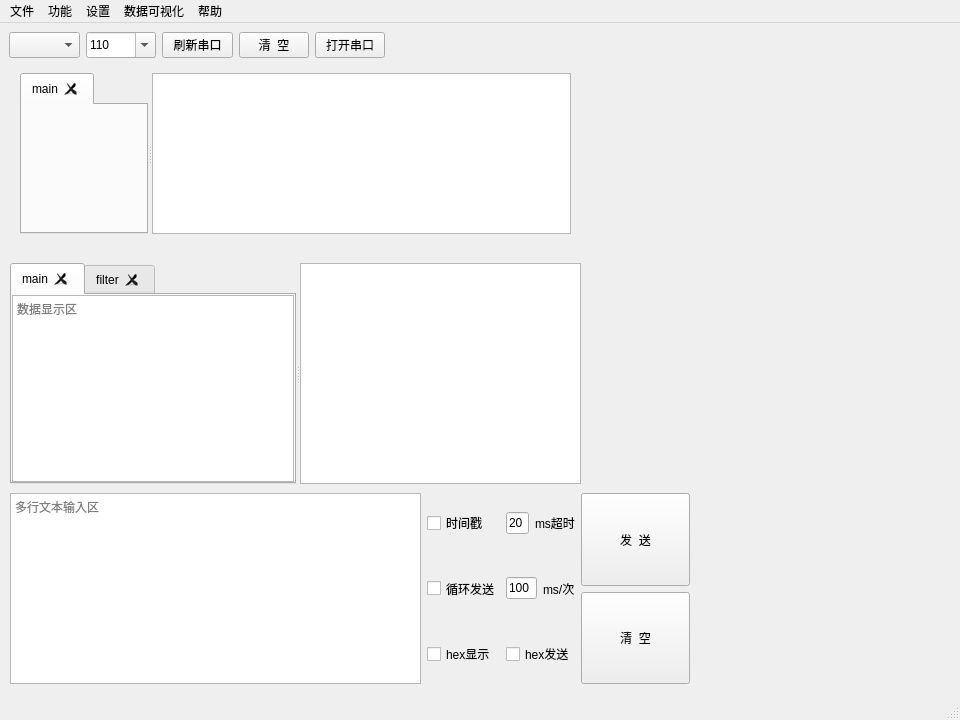
First picture: the form in ComAssistant/ui/mainwindow.ui, repository DukeHouse/ComAssistant, before the edit.
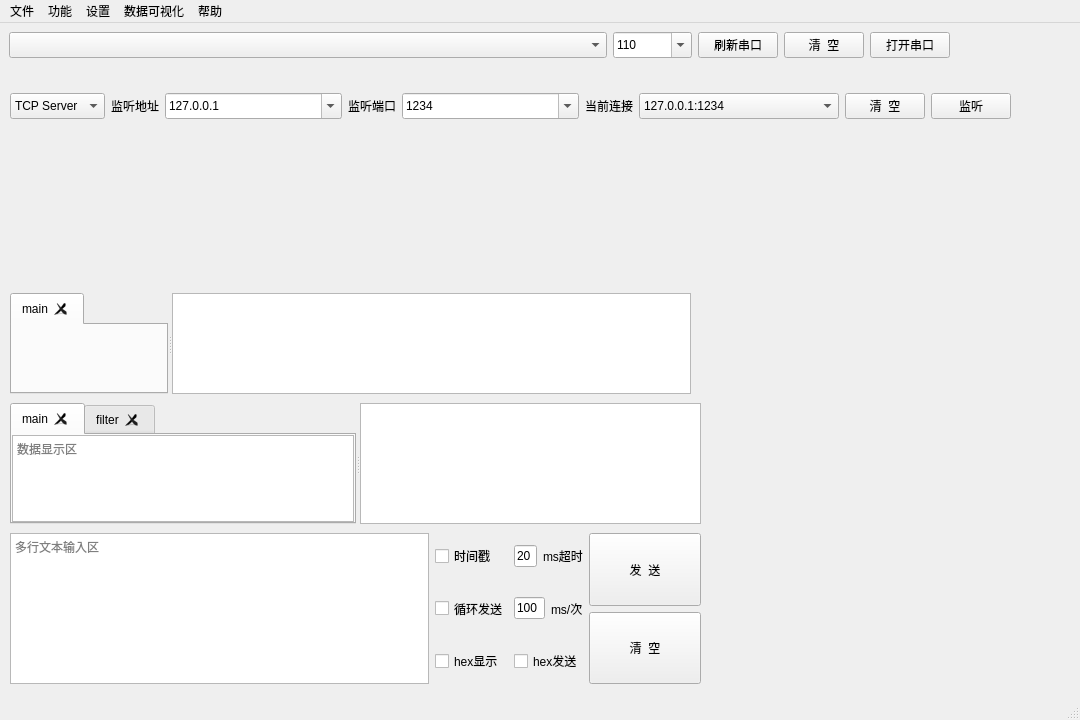
Second picture: the form after the edit. Custom widgets are drawn as their Qt base class.

```diff
--- a/ComAssistant/ui/mainwindow.ui
+++ b/ComAssistant/ui/mainwindow.ui
@@ -6,10 +6,22 @@
    <rect>
     <x>0</x>
     <y>0</y>
-    <width>960</width>
+    <width>1080</width>
     <height>720</height>
    </rect>
   </property>
+  <property name="minimumSize">
+   <size>
+    <width>160</width>
+    <height>0</height>
+   </size>
+  </property>
+  <property name="maximumSize">
+   <size>
+    <width>16777215</width>
+    <height>16777215</height>
+   </size>
+  </property>
   <property name="windowTitle">
    <string>纸飞机串口调试助手</string>
   </property>
@@ -19,7 +31,7 @@
      <rect>
       <x>9</x>
       <y>9</y>
-      <width>376</width>
+      <width>941</width>
       <height>30</height>
      </rect>
     </property>
@@ -249,9 +261,9 @@
     <property name="geometry">
      <rect>
       <x>10</x>
-      <y>470</y>
-      <width>680</width>
-      <height>191</height>
+      <y>510</y>
+      <width>691</width>
+      <height>151</height>
      </rect>
     </property>
     <layout class="QFormLayout" name="formLayout_2">
@@ -495,9 +507,9 @@
     <property name="geometry">
      <rect>
       <x>10</x>
-      <y>240</y>
-      <width>571</width>
-      <height>221</height>
+      <y>380</y>
+      <width>691</width>
+      <height>121</height>
      </rect>
     </property>
     <property name="orientation">
@@ -699,10 +711,10 @@
    <widget class="QSplitter" name="splitter_visulize">
     <property name="geometry">
      <rect>
-      <x>20</x>
-      <y>50</y>
-      <width>551</width>
-      <height>161</height>
+      <x>10</x>
+      <y>270</y>
+      <width>681</width>
+      <height>101</height>
      </rect>
     </property>
     <property name="orientation">
@@ -769,6 +781,219 @@
      </property>
     </widget>
    </widget>
+   <widget class="QWidget" name="widget_net_ctrl" native="true">
+    <property name="geometry">
+     <rect>
+      <x>10</x>
+      <y>70</y>
+      <width>1001</width>
+      <height>30</height>
+     </rect>
+    </property>
+    <layout class="QFormLayout" name="formLayout_7">
+     <property name="leftMargin">
+      <number>0</number>
+     </property>
+     <property name="topMargin">
+      <number>0</number>
+     </property>
+     <property name="rightMargin">
+      <number>0</number>
+     </property>
+     <property name="bottomMargin">
+      <number>0</number>
+     </property>
+     <item row="0" column="0" colspan="2">
+      <layout class="QHBoxLayout" name="layout_net_ctrl">
+       <item>
+        <widget class="QComboBox" name="networkModeBox">
+         <property name="sizePolicy">
+          <sizepolicy hsizetype="Minimum" vsizetype="Preferred">
+           <horstretch>0</horstretch>
+           <verstretch>0</verstretch>
+          </sizepolicy>
+         </property>
+         <item>
+          <property name="text">
+           <string>TCP Server</string>
+          </property>
+         </item>
+         <item>
+          <property name="text">
+           <string>TCP Client</string>
+          </property>
+         </item>
+         <item>
+          <property name="text">
+           <string>UDP Server</string>
+          </property>
+         </item>
+         <item>
+          <property name="text">
+           <string>UDP Client</string>
+          </property>
+         </item>
+        </widget>
+       </item>
+       <item>
+        <widget class="QLabel" name="label_targetIP">
+         <property name="sizePolicy">
+          <sizepolicy hsizetype="Minimum" vsizetype="Preferred">
+           <horstretch>0</horstretch>
+           <verstretch>0</verstretch>
+          </sizepolicy>
+         </property>
+         <property name="text">
+          <string>监听地址</string>
+         </property>
+        </widget>
+       </item>
+       <item>
+        <widget class="QComboBox" name="comboBox_targetIP">
+         <property name="sizePolicy">
+          <sizepolicy hsizetype="MinimumExpanding" vsizetype="Preferred">
+           <horstretch>0</horstretch>
+           <verstretch>0</verstretch>
+          </sizepolicy>
+         </property>
+         <property name="minimumSize">
+          <size>
+           <width>160</width>
+           <height>0</height>
+          </size>
+         </property>
+         <property name="editable">
+          <bool>true</bool>
+         </property>
+         <property name="currentText">
+          <string>127.0.0.1</string>
+         </property>
+         <item>
+          <property name="text">
+           <string>127.0.0.1</string>
+          </property>
+         </item>
+        </widget>
+       </item>
+       <item>
+        <widget class="QLabel" name="label_targetPort">
+         <property name="sizePolicy">
+          <sizepolicy hsizetype="Minimum" vsizetype="Preferred">
+           <horstretch>0</horstretch>
+           <verstretch>0</verstretch>
+          </sizepolicy>
+         </property>
+         <property name="text">
+          <string>监听端口</string>
+         </property>
+        </widget>
+       </item>
+       <item>
+        <widget class="QComboBox" name="comboBox_targetPort">
+         <property name="sizePolicy">
+          <sizepolicy hsizetype="MinimumExpanding" vsizetype="Preferred">
+           <horstretch>0</horstretch>
+           <verstretch>0</verstretch>
+          </sizepolicy>
+         </property>
+         <property name="maximumSize">
+          <size>
+           <width>16777215</width>
+           <height>16777215</height>
+          </size>
+         </property>
+         <property name="editable">
+          <bool>true</bool>
+         </property>
+         <property name="currentText">
+          <string>1234</string>
+         </property>
+         <item>
+          <property name="text">
+           <string>1234</string>
+          </property>
+         </item>
+        </widget>
+       </item>
+       <item>
+        <widget class="QLabel" name="label_remoteAddr">
+         <property name="sizePolicy">
+          <sizepolicy hsizetype="Minimum" vsizetype="Preferred">
+           <horstretch>0</horstretch>
+           <verstretch>0</verstretch>
+          </sizepolicy>
+         </property>
+         <property name="text">
+          <string>当前连接</string>
+         </property>
+        </widget>
+       </item>
+       <item>
+        <widget class="QComboBox" name="comboBox_remoteAddr">
+         <property name="sizePolicy">
+          <sizepolicy hsizetype="MinimumExpanding" vsizetype="Preferred">
+           <horstretch>0</horstretch>
+           <verstretch>0</verstretch>
+          </sizepolicy>
+         </property>
+         <property name="minimumSize">
+          <size>
+           <width>200</width>
+           <height>0</height>
+          </size>
+         </property>
+         <property name="editable">
+          <bool>false</bool>
+         </property>
+         <property name="currentText">
+          <string>127.0.0.1:1234</string>
+         </property>
+         <item>
+          <property name="text">
+           <string>127.0.0.1:1234</string>
+          </property>
+         </item>
+        </widget>
+       </item>
+       <item>
+        <widget class="QPushButton" name="clearWindows_simple_net">
+         <property name="sizePolicy">
+          <sizepolicy hsizetype="Minimum" vsizetype="Preferred">
+           <horstretch>0</horstretch>
+           <verstretch>0</verstretch>
+          </sizepolicy>
+         </property>
+         <property name="text">
+          <string>清  空</string>
+         </property>
+         <property name="autoDefault">
+          <bool>false</bool>
+         </property>
+         <property name="flat">
+          <bool>false</bool>
+         </property>
+        </widget>
+       </item>
+       <item>
+        <widget class="QPushButton" name="networkSwitch">
+         <property name="sizePolicy">
+          <sizepolicy hsizetype="Minimum" vsizetype="Preferred">
+           <horstretch>0</horstretch>
+           <verstretch>0</verstretch>
+          </sizepolicy>
+         </property>
+         <property name="text">
+          <string>监听</string>
+         </property>
+         <property name="checkable">
+          <bool>true</bool>
+         </property>
+        </widget>
+       </item>
+      </layout>
+     </item>
+    </layout>
+   </widget>
   </widget>
   <widget class="QStatusBar" name="statusBar"/>
   <widget class="QMenuBar" name="menuBar">
@@ -776,7 +1001,7 @@
     <rect>
      <x>0</x>
      <y>0</y>
-     <width>960</width>
+     <width>1080</width>
      <height>26</height>
     </rect>
    </property>
```
Left out of the diff: 12 changed lines with no effect on the pictures.
